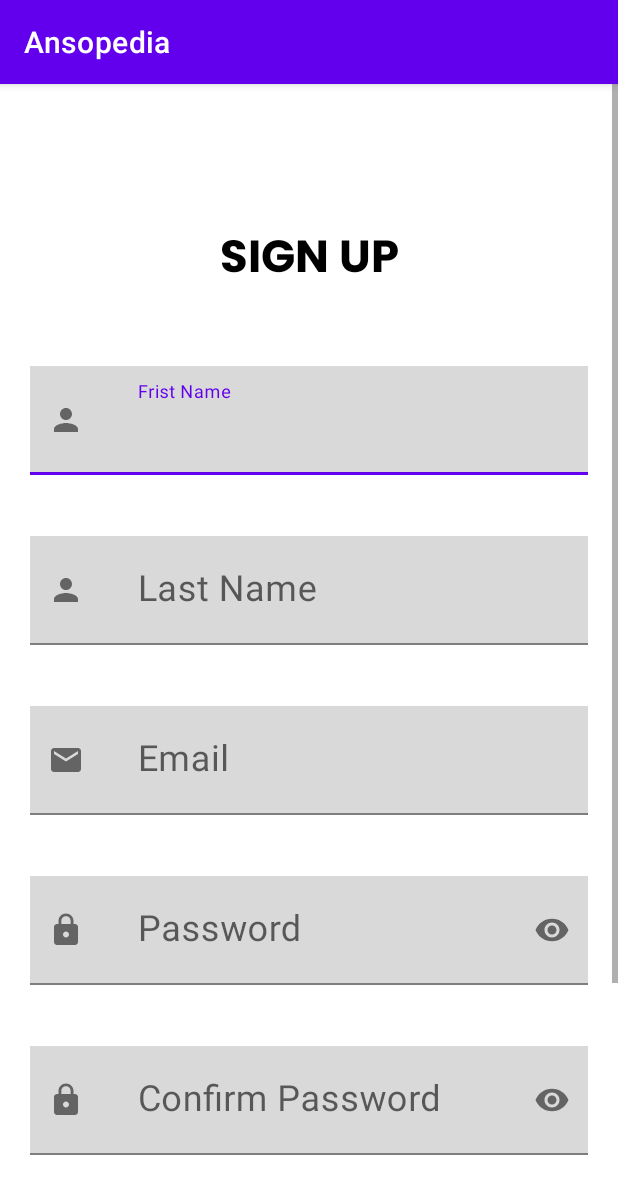
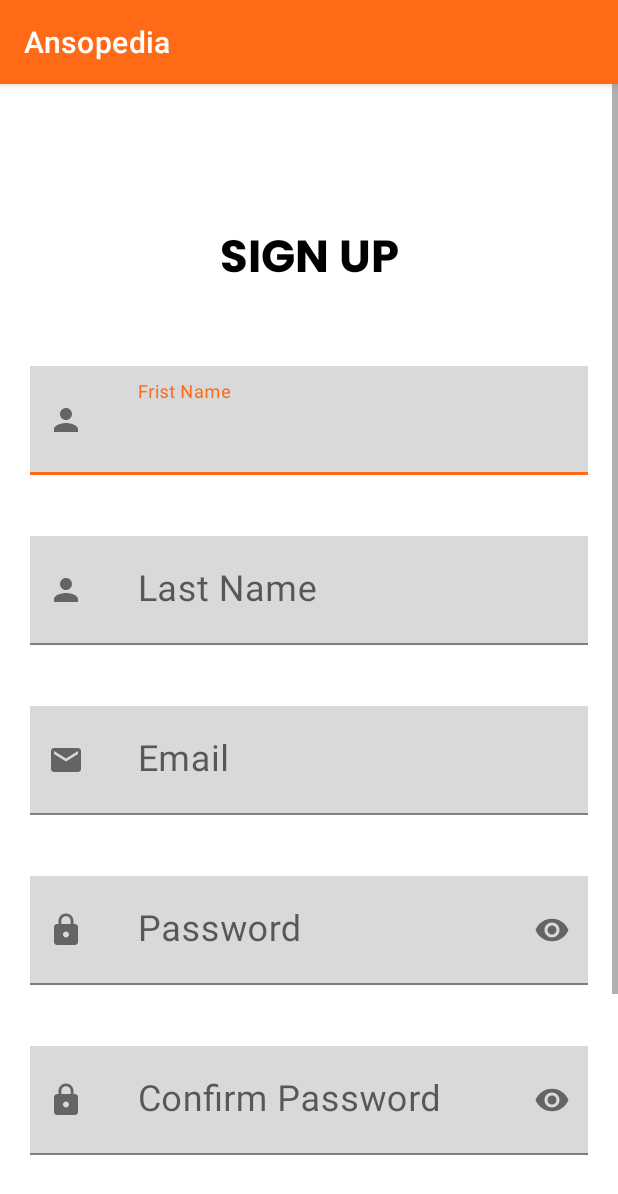
Before and after one commit to Shahbibek/Ansopedia, an Android app: the SignupActivity screen opened directly, with no data from a screen before it, on a phone screen of 412 x 824 dp. Shown: the top 1194 px of the screen. Run offline under Robolectric (Android 15) with nearby library versions, the phone set to English and light mode, and no system bars.

Commit message:
Updated color code and signup page

```diff
--- a/app/src/main/res/layout/activity_signup.xml
+++ b/app/src/main/res/layout/activity_signup.xml
@@ -278,8 +278,8 @@
 
                 <TextView
                     android:id="@+id/signInTextBtn"
-                    android:layout_width="73dp"
-                    android:layout_height="34dp"
+                    android:layout_width="wrap_content"
+                    android:layout_height="wrap_content"
                     android:layout_gravity="center"
                     android:text="Sign In"
                     android:textColor="@color/linkColor"
--- a/app/src/main/res/values/colors.xml
+++ b/app/src/main/res/values/colors.xml
@@ -1,7 +1,7 @@
 <?xml version="1.0" encoding="utf-8"?>
 <resources>
     <color name="purple_200">#FFBB86FC</color>
-    <color name="purple_500">#FF6200EE</color>
+    <color name="purple_500">#FF6A17</color>
     <color name="purple_700">#FF3700B3</color>
     <color name="teal_200">#F55D1C</color>
     <color name="teal_700">#FF018786</color>
@@ -9,7 +9,7 @@
     <color name="white">#FFFFFFFF</color>
     <color name="__p__sign_in_color">#000000</color>
 
-    <color name="primary">#F55D1C</color>
+    <color name="primary">#FF6A17</color>
     <color name="lightWhite">#5F5F5F</color>
     <color name="textWhite">#F6F6F6</color>
     <color name="linkColor">#304FFE</color>
```
